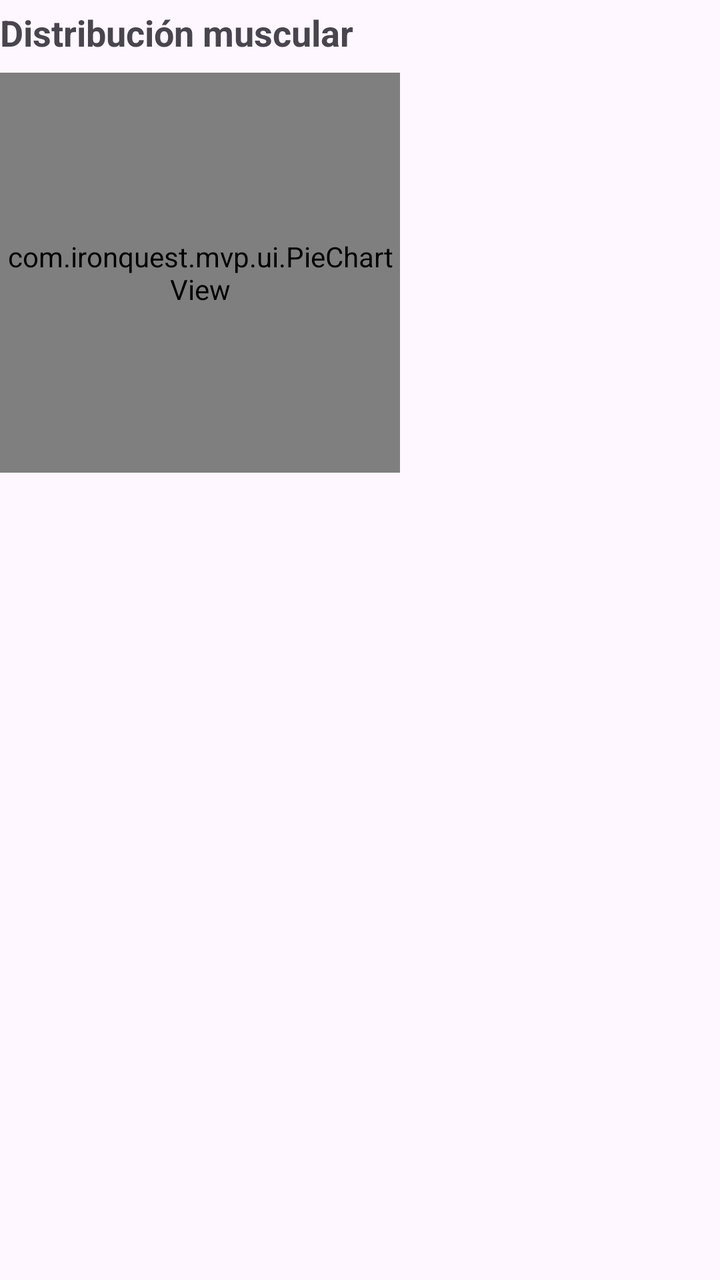
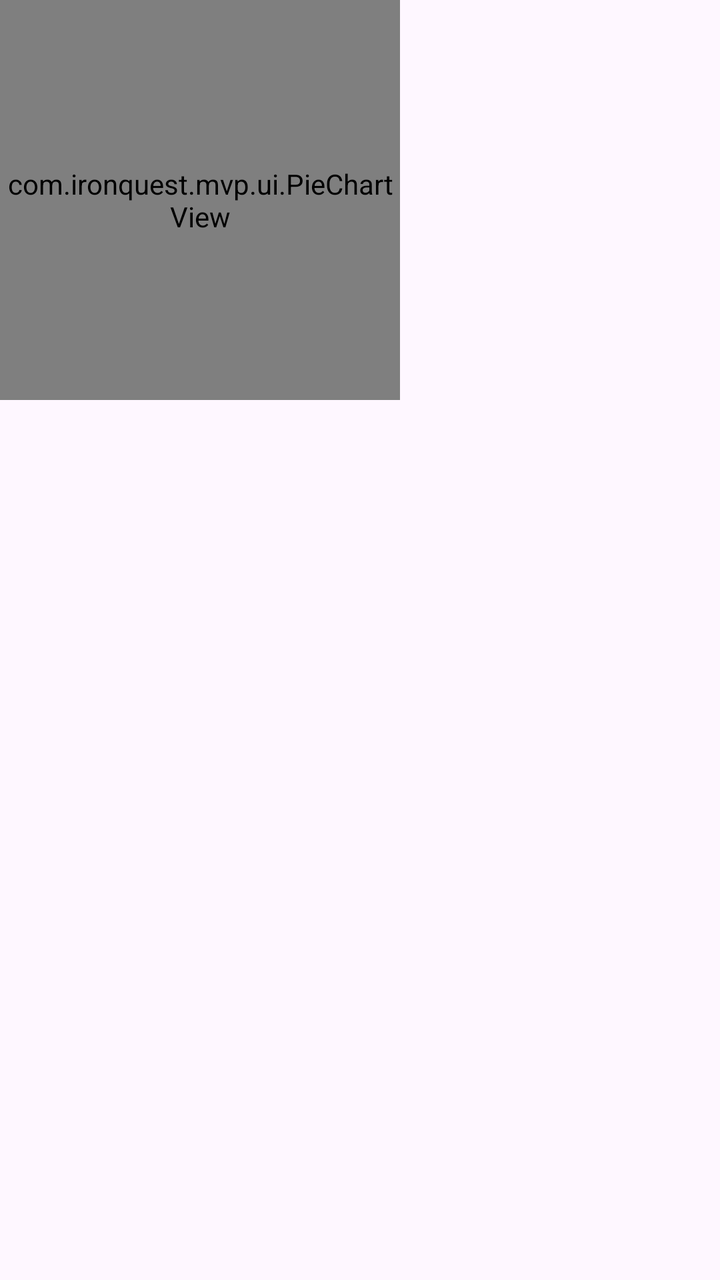

Two renders of the same Android screen: before a commit and after it. Below are the layout's source before the change and the commit's diff.
<!-- AndroidManifest.xml: application theme Theme.IronQuest -->
<!-- res/layout/view_pie_chart_con_leyenda.xml -->
<?xml version="1.0" encoding="utf-8"?>
<LinearLayout xmlns:android="http://schemas.android.com/apk/res/android"
    android:layout_width="match_parent"
    android:layout_height="wrap_content"
    android:orientation="vertical"
    android:layout_marginTop="16dp">

    <TextView
        android:layout_width="match_parent"
        android:layout_height="wrap_content"
        android:text="Distribución muscular"
        android:textSize="18sp"
        android:textStyle="bold"
        android:paddingTop="4dp"
        android:paddingBottom="8dp" />

    <LinearLayout
        android:layout_width="match_parent"
        android:layout_height="wrap_content"
        android:orientation="horizontal"
        android:gravity="center_vertical">

        <com.ironquest.mvp.ui.PieChartView
            android:id="@+id/pie_chart"
            android:layout_width="200dp"
            android:layout_height="200dp" />

        <LinearLayout
            android:id="@+id/container_leyenda"
            android:layout_width="0dp"
            android:layout_height="wrap_content"
            android:layout_weight="1"
            android:orientation="vertical"
            android:layout_marginStart="16dp" />
    </LinearLayout>

    <TextView
        android:id="@+id/text_pie_vacio"
        android:layout_width="match_parent"
        android:layout_height="wrap_content"
        android:visibility="gone"
        android:paddingTop="8dp"
        android:text="Sin datos suficientes" />
</LinearLayout>
<!-- resources referenced by this layout -->
<resources>
  <style name="Theme.IronQuest" parent="Theme.Material3.DayNight.NoActionBar">
          <item name="colorPrimary">@color/ironquest_orange</item>
          <item name="colorOnPrimary">@color/ironquest_on_orange</item>
          <item name="colorPrimaryContainer">@color/ironquest_orange_container</item>
          <item name="colorOnPrimaryContainer">@color/ironquest_on_orange_container</item>
          <item name="colorSecondary">@color/ironquest_orange_dark</item>
          <item name="colorOnSecondary">@color/ironquest_on_orange</item>
          <item name="colorSecondaryContainer">@color/ironquest_orange_light</item>
          <item name="colorOnSecondaryContainer">@color/ironquest_on_orange_container</item>
          <item name="colorTertiary">@color/ironquest_orange_dark</item>
  
          <item name="bottomNavigationStyle">@style/Widget.IronQuest.BottomNavigationView</item>
          <item name="android:statusBarColor">?attr/colorSurface</item>
          <item name="android:windowLightStatusBar">@bool/window_light_status_bar</item>
      </style>
  <color name="ironquest_orange">#FF6B35</color>
  <color name="ironquest_on_orange">#FFFFFF</color>
  <color name="ironquest_orange_container">#FFDBCE</color>
  <color name="ironquest_on_orange_container">#3A0D00</color>
  <color name="ironquest_orange_dark">#E8571F</color>
  <color name="ironquest_orange_light">#FFB199</color>
  <style name="Widget.IronQuest.BottomNavigationView" parent="Widget.Material3.BottomNavigationView">
          <item name="itemIconTint">@color/nav_item_color</item>
          <item name="itemTextColor">@color/nav_item_color</item>
          <item name="itemActiveIndicatorStyle">@style/Widget.IronQuest.BottomNavigation.ActiveIndicator</item>
      </style>
  <style name="Widget.IronQuest.BottomNavigation.ActiveIndicator" parent="Widget.Material3.BottomNavigationView.ActiveIndicator">
          <item name="android:color">@android:color/transparent</item>
      </style>
</resources>

<!-- the commit's change to res/layout/view_pie_chart_con_leyenda.xml (unified diff, before → after) -->
@@ -4,15 +4,6 @@
     android:layout_height="wrap_content"
     android:orientation="vertical"
     android:layout_marginTop="16dp">
-
-    <TextView
-        android:layout_width="match_parent"
-        android:layout_height="wrap_content"
-        android:text="Distribución muscular"
-        android:textSize="18sp"
-        android:textStyle="bold"
-        android:paddingTop="4dp"
-        android:paddingBottom="8dp" />
 
     <LinearLayout
         android:layout_width="match_parent"
